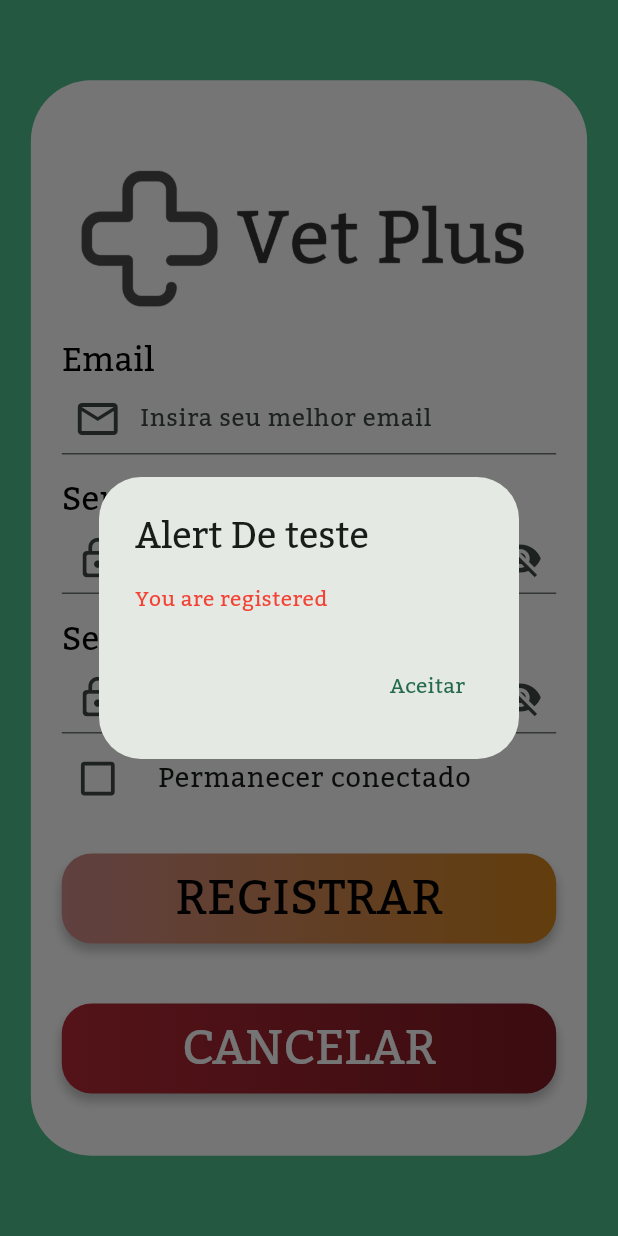
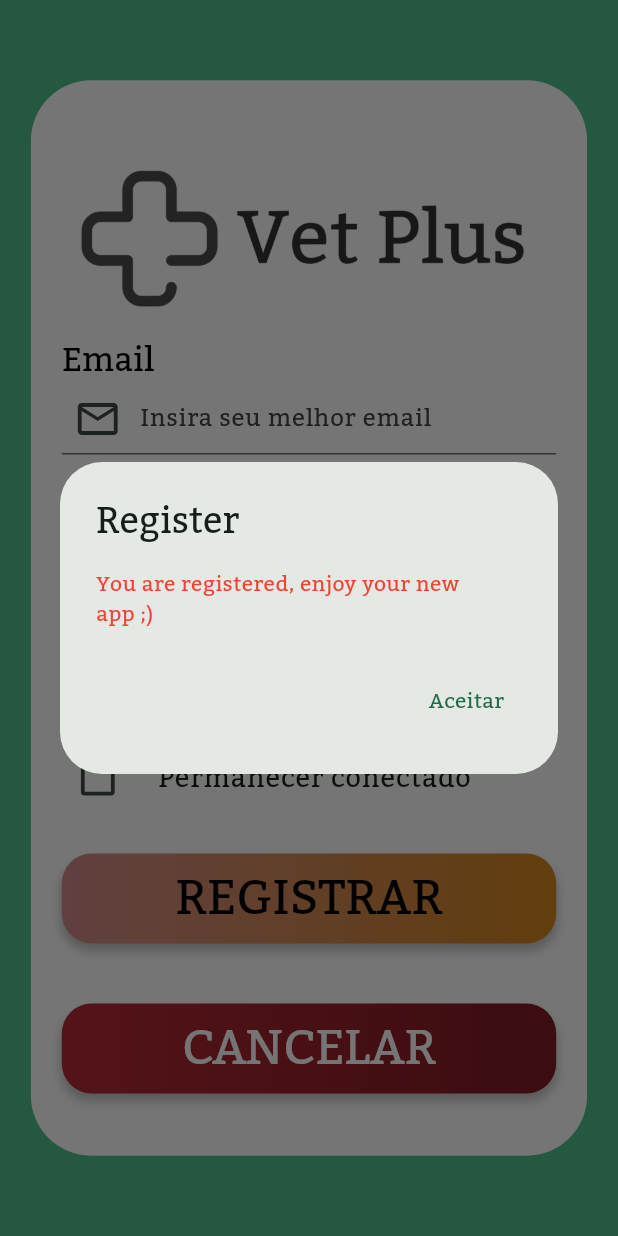
Before and after one commit to SirOtaiv/Vet_Plus, a Flutter app: the RegisterPage screen opened directly, after a tap on "REGISTRAR", on a phone screen of 412 x 824 dp. Run offline on Flutter 3.47's test engine with Material 3 defaults, Android fonts, the phone set to English and light mode, and no system bars.

Commit message:
Melhorado componente de alerta

```diff
--- a/lib/components/alerts/alert_dialog.dart
+++ b/lib/components/alerts/alert_dialog.dart
@@ -6,18 +6,23 @@ class AlertDialogContext {
   // Construtor que aceita o contexto
   AlertDialogContext(this.context);
 
-  void showAlertDialog() {
+  void showAlertDialog({
+    required Widget alertTitle,
+    required Widget alertContent,
+    List<Widget>? alertActions,
+  }) {
     showDialog(
       context: context,
       builder: (_) => AlertDialog(
-        title: const Text('Alert De teste'),
-        content: const Text('You are registered'),
-        actions: [
-          TextButton(
-            onPressed: () => Navigator.pop(context, 'OK'),
-            child: const Text("Aceitar"),
-          ),
-        ],
+        title: alertTitle,
+        content: alertContent,
+        actions: alertActions ??
+            [
+              TextButton(
+                onPressed: () => Navigator.pop(context, 'OK'),
+                child: const Text("Aceitar"),
+              )
+            ],
         elevation: 24.0,
       ),
     );
--- a/lib/pages/register_page.dart
+++ b/lib/pages/register_page.dart
@@ -37,7 +37,7 @@ class _RegisterPageState extends State<RegisterPage> {
   Widget build(BuildContext context) {
     PagesConfigs screenConfig = PagesConfigs(context);
     Navigation router = Navigation();
-    AlertDialogContext dialogContext = AlertDialogContext(context);
+    AlertDialogContext alertContext = AlertDialogContext(context);
 
     return Scaffold(
         body: GestureDetector(
@@ -174,7 +174,13 @@ class _RegisterPageState extends State<RegisterPage> {
                                     Color.fromARGB(255, 214, 134, 28)
                                   ])),
                               child: ElevatedButton(
-                                onPressed: dialogContext.showAlertDialog,
+                                onPressed: () {
+                                  alertContext.showAlertDialog(
+                                    alertTitle: const Text("Register"),
+                                    alertContent: const Text(
+                                        "You are registered, enjoy your new app ;)"),
+                                  );
+                                },
                                 style: ElevatedButton.styleFrom(
                                     shadowColor: Colors.transparent,
                                     backgroundColor: Colors.transparent,
```
Also changed, not shown: lib/pages/login_page.dart (+7 -1 lines), assets/icons/vet_plus_background.png (deleted), assets/icons/vet_plus_foreground.png (deleted).
